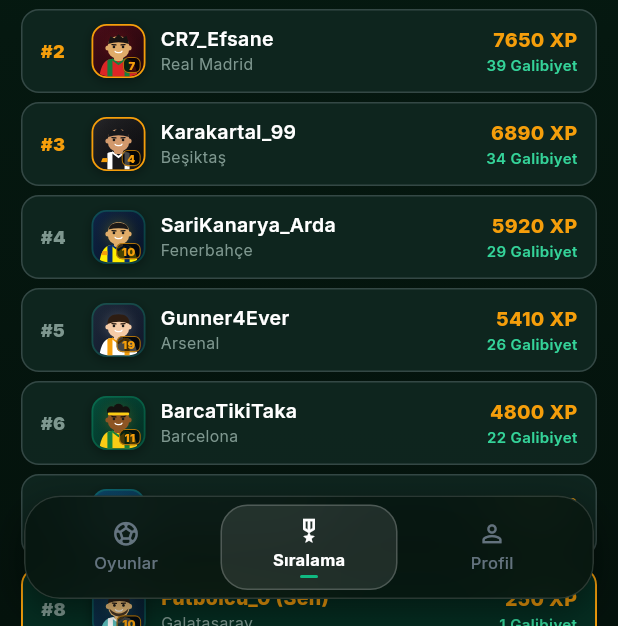
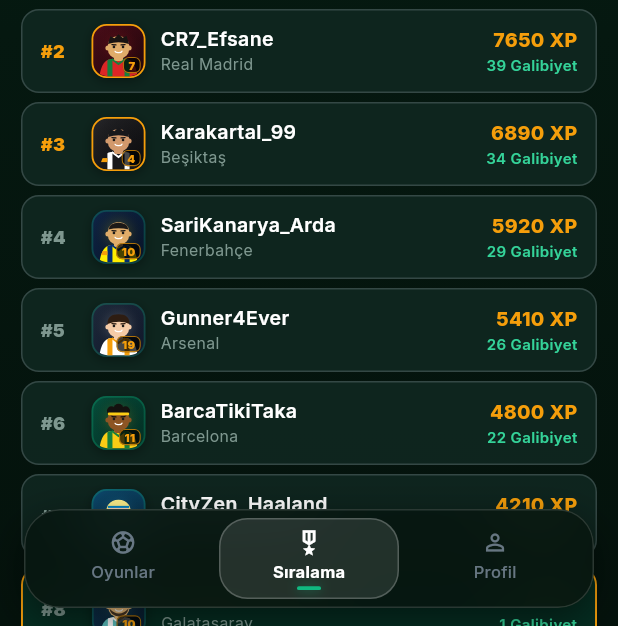
Before and after one commit to luxiq213/futbol-arena, a Flutter app: the screen it shows after launch, after a tap on "250", on a phone screen of 412 x 824 dp, the part 610-1236 px from its top. Run offline on Flutter 3.47's test engine with Material 3 defaults, Android fonts, the phone set to English and light mode, and no system bars; our stand-ins replace google_fonts, in_app_purchase, shared_preferences, supabase_flutter; accounts and stored records are empty.

Commit message:
Improve floating footer bottom position and smooth capsule transition (Build 4)

```diff
--- a/codemagic.yaml
+++ b/codemagic.yaml
@@ -33,7 +33,7 @@ workflows:
         script: |
           flutter build ipa --release \
             --build-name=1.0.0 \
-            --build-number=3 \
+            --build-number=4 \
             --export-options-plist=/Users/builder/export_options.plist
     artifacts:
       - build/ios/ipa/*.ipa
@@ -79,7 +79,7 @@ workflows:
         script: |
           flutter build ipa --release \
             --build-name=1.0.0 \
-            --build-number=3 \
+            --build-number=4 \
             --export-options-plist=/Users/builder/export_options.plist
     artifacts:
       - build/ios/ipa/*.ipa
--- a/lib/views/home/home_screen.dart
+++ b/lib/views/home/home_screen.dart
@@ -29,6 +29,7 @@ class HomeScreen extends StatefulWidget {
 class _HomeScreenState extends State<HomeScreen> {
   int _activeTab = 0; // 0: Oyunlar, 1: Sıralama, 2: Profil
   late final PageController _pageController;
+  bool _isAnimatingToTab = false;
 
   @override
   void initState() {
@@ -42,14 +43,21 @@ class _HomeScreenState extends State<HomeScreen> {
     super.dispose();
   }
 
-  void _onFooterTabTapped(int index) {
-    if (_activeTab == index) return;
+  Future<void> _onFooterTabTapped(int index) async {
+    if (_activeTab == index && !_isAnimatingToTab) return;
     setState(() => _activeTab = index);
-    _pageController.animateToPage(
+    _isAnimatingToTab = true;
+    try {
+      await _pageController.animateToPage(
         index,
-      duration: const Duration(milliseconds: 320),
+        duration: const Duration(milliseconds: 340),
         curve: Curves.easeOutCubic,
       );
+    } finally {
+      if (mounted) {
+        _isAnimatingToTab = false;
+      }
+    }
   }
 
   @override
@@ -58,12 +66,15 @@ class _HomeScreenState extends State<HomeScreen> {
     final loc = context.watch<LocaleProvider>();
     final user = auth.currentUser;
     final bottomInset = MediaQuery.of(context).padding.bottom;
+    final footerBottom =
+        bottomInset > 0 ? (bottomInset * 0.56).clamp(10.0, 22.0) : 12.0;
 
     return Scaffold(
       backgroundColor: AppColors.background,
       body: StadiumBackground(
         showFieldLines: true,
         showLiveMatch: _activeTab == 0,
+        safeBottom: false,
         child: Column(
           crossAxisAlignment: CrossAxisAlignment.stretch,
           children: [
@@ -81,24 +92,41 @@ class _HomeScreenState extends State<HomeScreen> {
                     child: PageView(
                       controller: _pageController,
                       onPageChanged: (index) {
+                        if (!_isAnimatingToTab && _activeTab != index) {
                           setState(() => _activeTab = index);
+                        }
                       },
                       children: [
                         // Page 0: Oyunlar (Games Hub)
                         SingleChildScrollView(
-                          padding: EdgeInsets.fromLTRB(14, 2, 14, bottomInset + 80),
+                          padding: EdgeInsets.fromLTRB(
+                            14,
+                            2,
+                            14,
+                            footerBottom + 86,
+                          ),
                           child: _buildGamesSection(context, loc),
                         ),
 
                         // Page 1: Sıralama (Leaderboard)
                         SingleChildScrollView(
-                          padding: EdgeInsets.fromLTRB(14, 2, 14, bottomInset + 80),
+                          padding: EdgeInsets.fromLTRB(
+                            14,
+                            2,
+                            14,
+                            footerBottom + 86,
+                          ),
                           child: const LeaderboardScreen(isEmbedded: true),
                         ),
 
                         // Page 2: Profil (Profile & Settings)
                         SingleChildScrollView(
-                          padding: EdgeInsets.fromLTRB(14, 2, 14, bottomInset + 80),
+                          padding: EdgeInsets.fromLTRB(
+                            14,
+                            2,
+                            14,
+                            footerBottom + 86,
+                          ),
                           child: const ProfileScreen(isEmbedded: true),
                         ),
                       ],
@@ -109,10 +137,11 @@ class _HomeScreenState extends State<HomeScreen> {
                   Positioned(
                     left: 0,
                     right: 0,
-                    bottom: bottomInset > 0 ? bottomInset + 2 : 8,
+                    bottom: footerBottom,
                     child: AppFloatingGlassFooter(
                       activeIndex: _activeTab,
                       onTabSelected: _onFooterTabTapped,
+                      pageController: _pageController,
                     ),
                   ),
                 ],
@@ -167,8 +196,24 @@ class _HomeScreenState extends State<HomeScreen> {
                 crossAxisAlignment: CrossAxisAlignment.start,
                 mainAxisSize: MainAxisSize.min,
                 children: [
-                  Text(
+                  AnimatedSwitcher(
+                    duration: const Duration(milliseconds: 220),
+                    switchInCurve: Curves.easeOutCubic,
+                    switchOutCurve: Curves.easeInCubic,
+                    layoutBuilder: (currentChild, previousChildren) => Stack(
+                      alignment: Alignment.centerLeft,
+                      children: [
+                        ...previousChildren,
+                        if (currentChild != null) currentChild,
+                      ],
+                    ),
+                    transitionBuilder: (child, animation) => FadeTransition(
+                      opacity: animation,
+                      child: child,
+                    ),
+                    child: Text(
                       currentTitle,
+                      key: ValueKey(currentTitle),
                       maxLines: 1,
                       overflow: TextOverflow.ellipsis,
                       style: const TextStyle(
@@ -177,6 +222,7 @@ class _HomeScreenState extends State<HomeScreen> {
                         color: Colors.white,
                         letterSpacing: -0.2,
                         height: 1.1,
+                      ),
                     ),
                   ),
                   const SizedBox(height: 1),
--- a/lib/views/widgets/app_floating_glass_footer.dart
+++ b/lib/views/widgets/app_floating_glass_footer.dart
@@ -8,24 +8,40 @@ import '../../providers/locale_provider.dart';
 class AppFloatingGlassFooter extends StatelessWidget {
   final int activeIndex;
   final ValueChanged<int> onTabSelected;
+  final PageController? pageController;
 
   const AppFloatingGlassFooter({
     super.key,
     required this.activeIndex,
     required this.onTabSelected,
+    this.pageController,
   });
+
+  double _resolvePosition(double fallback) {
+    final ctrl = pageController;
+    if (ctrl != null && ctrl.hasClients && ctrl.position.haveDimensions) {
+      return (ctrl.page ?? fallback).clamp(0.0, 2.0);
+    }
+    return fallback.clamp(0.0, 2.0);
+  }
 
   @override
   Widget build(BuildContext context) {
     final loc = context.watch<LocaleProvider>();
+    final items = [
+      (icon: Icons.sports_soccer, label: loc.t('tab_games')),
+      (icon: Icons.military_tech_outlined, label: loc.t('tab_leaderboard')),
+      (icon: Icons.person_outline, label: loc.t('tab_profile')),
+    ];
+
     return Container(
-      margin: const EdgeInsets.fromLTRB(16, 0, 16, 10),
+      margin: const EdgeInsets.symmetric(horizontal: 16),
       decoration: BoxDecoration(
         borderRadius: BorderRadius.circular(24),
         boxShadow: [
           BoxShadow(
-            color: Colors.black.withValues(alpha: 0.45),
-            blurRadius: 20,
+            color: Colors.black.withValues(alpha: 0.48),
+            blurRadius: 22,
             offset: const Offset(0, 8),
           ),
         ],
@@ -35,52 +51,106 @@ class AppFloatingGlassFooter extends StatelessWidget {
         child: BackdropFilter(
           filter: ImageFilter.blur(sigmaX: 20, sigmaY: 20),
           child: Container(
-            padding: const EdgeInsets.symmetric(horizontal: 8, vertical: 5),
+            padding: const EdgeInsets.all(5),
             decoration: BoxDecoration(
-              // Neutral dark stadium smoked glass
-              color: const Color(0xFF061610).withValues(alpha: 0.76),
+              color: const Color(0xFF061610).withValues(alpha: 0.80),
               borderRadius: BorderRadius.circular(24),
               border: Border.all(
                 color: Colors.white.withValues(alpha: 0.14),
                 width: 1.0,
               ),
             ),
-            child: Row(
-              children: [
-                // 1. Oyunlar
-                Expanded(
-                  child: _buildGlassTabItem(
-                    index: 0,
-                    icon: Icons.sports_soccer,
-                    label: loc.t('tab_games'),
-                    isActive: activeIndex == 0,
+            child: pageController != null
+                ? AnimatedBuilder(
+                    animation: pageController!,
+                    builder: (context, _) => _buildInteractiveTrack(
+                      items: items,
+                      currentPos: _resolvePosition(activeIndex.toDouble()),
+                    ),
+                  )
+                : TweenAnimationBuilder<double>(
+                    tween: Tween<double>(end: activeIndex.toDouble()),
+                    duration: const Duration(milliseconds: 260),
+                    curve: Curves.easeOutCubic,
+                    builder: (context, tweenPos, _) => _buildInteractiveTrack(
+                      items: items,
+                      currentPos: tweenPos.clamp(0.0, 2.0),
+                    ),
                   ),
-                ),
-                const SizedBox(width: 4),
-                // 2. Sıralama
-                Expanded(
-                  child: _buildGlassTabItem(
-                    index: 1,
-                    icon: Icons.military_tech_outlined,
-                    label: loc.t('tab_leaderboard'),
-                    isActive: activeIndex == 1,
-                  ),
-                ),
-                const SizedBox(width: 4),
-                // 3. Profil
-                Expanded(
-                  child: _buildGlassTabItem(
-                    index: 2,
-                    icon: Icons.person_outline,
-                    label: loc.t('tab_profile'),
-                    isActive: activeIndex == 2,
-                  ),
-                ),
-              ],
-            ),
           ),
         ),
       ),
+    );
+  }
+
+  Widget _buildInteractiveTrack({
+    required List<({IconData icon, String label})> items,
+    required double currentPos,
+  }) {
+    return LayoutBuilder(
+      builder: (context, constraints) {
+        const gap = 4.0;
+        final tabWidth =
+            (constraints.maxWidth - gap * (items.length - 1)) / items.length;
+        final pillLeft = currentPos * (tabWidth + gap);
+
+        return Stack(
+          children: [
+            // Continuous sliding frosted capsule + pitch-green accent bar
+            Positioned(
+              left: pillLeft,
+              top: 0,
+              bottom: 0,
+              width: tabWidth,
+              child: IgnorePointer(
+                child: Container(
+                  decoration: BoxDecoration(
+                    color: Colors.white.withValues(alpha: 0.11),
+                    borderRadius: BorderRadius.circular(19),
+                    border: Border.all(
+                      color: Colors.white.withValues(alpha: 0.22),
+                      width: 1.0,
+                    ),
+                  ),
+                  alignment: Alignment.bottomCenter,
+                  padding: const EdgeInsets.only(bottom: 5),
+                  child: Container(
+                    width: 16,
+                    height: 2.5,
+                    decoration: BoxDecoration(
+                      color: AppColors.pitchGreen,
+                      borderRadius: BorderRadius.circular(2),
+                      boxShadow: [
+                        BoxShadow(
+                          color: AppColors.pitchGreen.withValues(alpha: 0.55),
+                          blurRadius: 6,
+                        ),
+                      ],
+                    ),
+                  ),
+                ),
+              ),
+            ),
+
+            // Tab interactive labels & icons smoothly morphed by proximity
+            Row(
+              children: [
+                for (var i = 0; i < items.length; i++) ...[
+                  if (i > 0) const SizedBox(width: gap),
+                  Expanded(
+                    child: _buildGlassTabItem(
+                      index: i,
+                      icon: items[i].icon,
+                      label: items[i].label,
+                      focus: (1.0 - (currentPos - i).abs()).clamp(0.0, 1.0),
+                    ),
+                  ),
+                ],
+              ],
+            ),
+          ],
+        );
+      },
     );
   }
 
@@ -88,66 +158,45 @@ class AppFloatingGlassFooter extends StatelessWidget {
     required int index,
     required IconData icon,
     required String label,
-    required bool isActive,
+    required double focus,
   }) {
+    final inactiveColor = const Color(0xFF94A3B8).withValues(alpha: 0.68);
+    final fgColor = Color.lerp(inactiveColor, Colors.white, focus)!;
+    final iconScale = lerpDouble(0.95, 1.06, focus)!;
+
     return Material(
       color: Colors.transparent,
       child: InkWell(
-        borderRadius: BorderRadius.circular(18),
+        borderRadius: BorderRadius.circular(19),
         onTap: () {
           GameFeedback.tick();
           onTabSelected(index);
         },
-        child: AnimatedContainer(
-          duration: const Duration(milliseconds: 180),
-          curve: Curves.easeInOut,
-          padding: const EdgeInsets.symmetric(vertical: 7),
-          decoration: BoxDecoration(
-            // Colorless frosted capsule for active tab
-            color: isActive
-                ? Colors.white.withValues(alpha: 0.10)
-                : Colors.transparent,
-            borderRadius: BorderRadius.circular(18),
-            border: Border.all(
-              color: isActive
-                  ? Colors.white.withValues(alpha: 0.20)
-                  : Colors.transparent,
-              width: 1.0,
-            ),
-          ),
+        child: Padding(
+          padding: const EdgeInsets.only(top: 7, bottom: 10),
           child: Column(
             mainAxisSize: MainAxisSize.min,
             children: [
-              Icon(
-                icon,
-                color: isActive
-                    ? Colors.white
-                    : const Color(0xFF94A3B8).withValues(alpha: 0.65),
-                size: 19,
+              Transform.scale(
+                scale: iconScale,
+                child: Icon(
+                  icon,
+                  color: fgColor,
+                  size: 19,
+                ),
               ),
               const SizedBox(height: 2),
               Text(
                 label,
+                maxLines: 1,
+                overflow: TextOverflow.ellipsis,
                 style: TextStyle(
                   fontSize: 11,
-                  fontWeight: isActive ? FontWeight.w700 : FontWeight.w500,
-                  color: isActive
-                      ? Colors.white
-                      : const Color(0xFF94A3B8).withValues(alpha: 0.65),
+                  fontWeight: focus > 0.5 ? FontWeight.w700 : FontWeight.w500,
+                  color: fgColor,
                   letterSpacing: 0.2,
                 ),
               ),
-              if (isActive) ...[
-                const SizedBox(height: 2),
-                Container(
-                  width: 12,
-                  height: 2,
-                  decoration: BoxDecoration(
-                    color: AppColors.pitchGreen,
-                    borderRadius: BorderRadius.circular(1),
-                  ),
-                ),
-              ],
             ],
           ),
         ),
--- a/lib/views/widgets/stadium_background.dart
+++ b/lib/views/widgets/stadium_background.dart
@@ -5,12 +5,14 @@ class StadiumBackground extends StatelessWidget {
   final Widget child;
   final bool showFieldLines;
   final bool showLiveMatch;
+  final bool safeBottom;
 
   const StadiumBackground({
     super.key,
     required this.child,
     this.showFieldLines = true,
     this.showLiveMatch = false,
+    this.safeBottom = true,
   });
 
   @override
@@ -54,7 +56,7 @@ class StadiumBackground extends StatelessWidget {
           ),
 
           // Foreground Content
-          SafeArea(child: child),
+          SafeArea(bottom: safeBottom, child: child),
         ],
       ),
     );
--- a/pubspec.yaml
+++ b/pubspec.yaml
@@ -16,7 +16,7 @@ publish_to: 'none' # Remove this line if you wish to publish to pub.dev
 # https://developer.apple.com/library/archive/documentation/General/Reference/InfoPlistKeyReference/Articles/CoreFoundationKeys.html
 # In Windows, build-name is used as the major, minor, and patch parts
 # of the product and file versions while build-number is used as the build suffix.
-version: 1.0.0+3
+version: 1.0.0+4
 
 environment:
   sdk: ">=3.7.0 <4.0.0"
```
Lines whose indentation alone changed are shown as unchanged.
